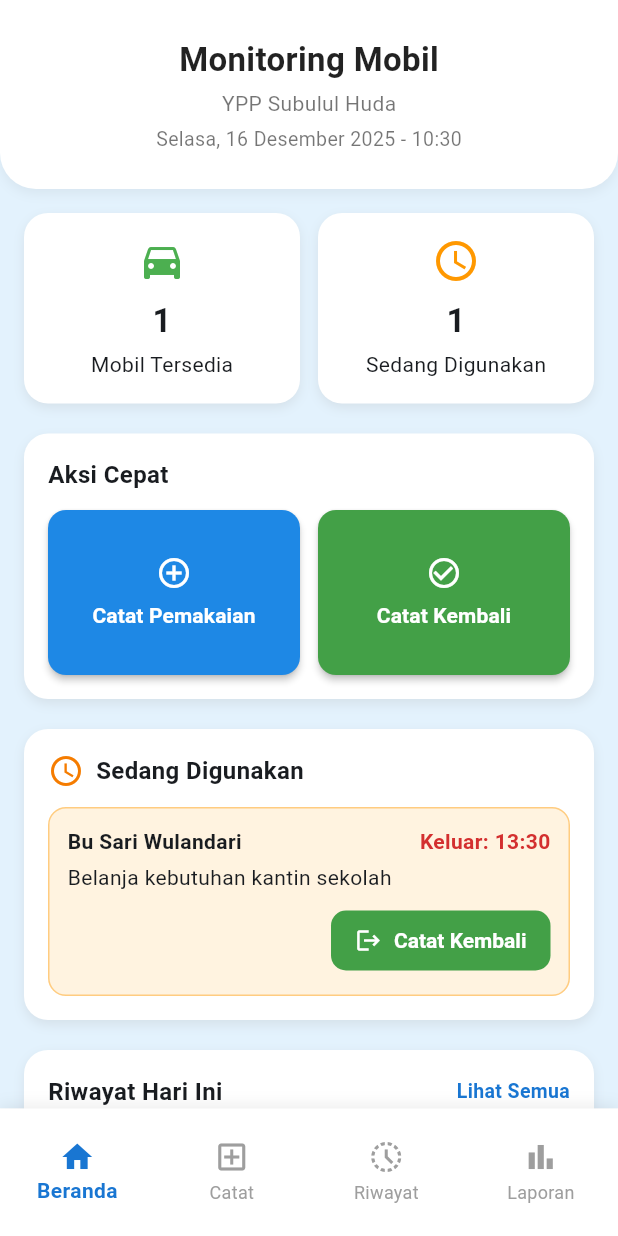
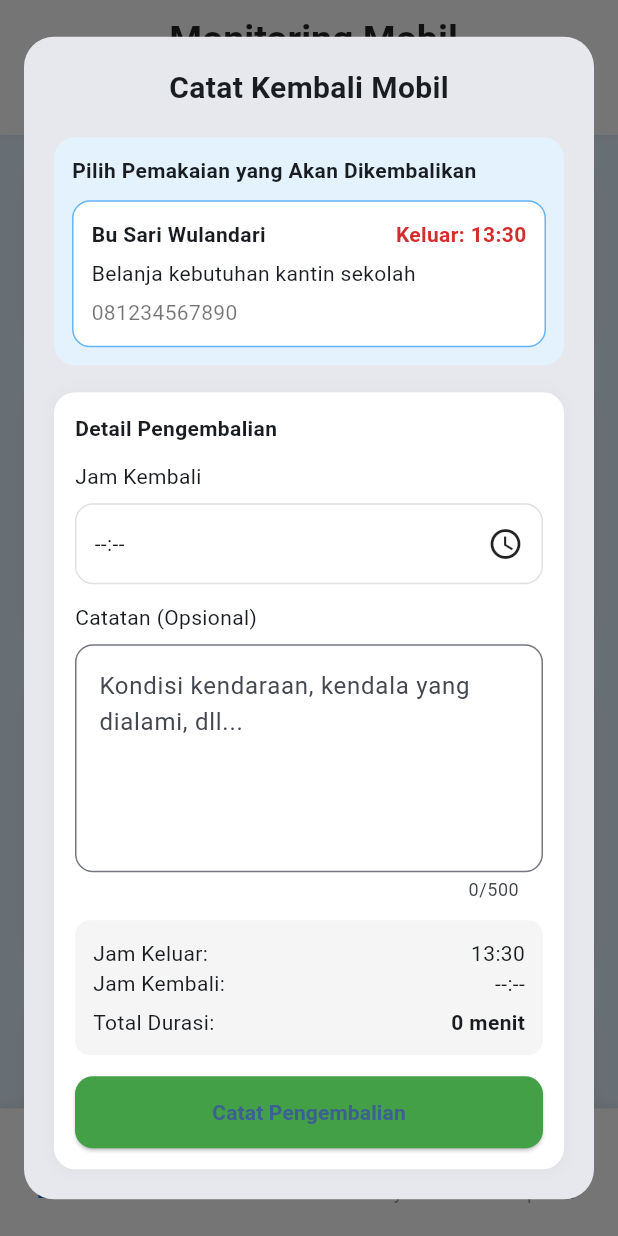
Before and after one commit to MasCojack/SistemMonitoringMobil, a Flutter app: the MainNavigationWidget screen opened by its route, after a tap on "Catat Kembali", on a phone screen of 412 x 824 dp. Run offline on Flutter 3.47's test engine with Material 3 defaults, Android fonts, the phone set to English and light mode, and no system bars; our stand-ins replace firebase_auth, firebase_core, fl_chart, google_sign_in; accounts and stored records are empty.

Commit message:
Progres 2

```diff
--- a/lib/main.dart
+++ b/lib/main.dart
@@ -27,19 +27,13 @@ class MonitoringApp extends StatelessWidget {
         colorScheme: ColorScheme.fromSeed(seedColor: Colors.blue.shade700),
         primaryColor: Colors.blue.shade700,
         useMaterial3: true,
-        visualDensity: VisualDensity.adaptivePlatformDensity,
       ),
-
-      // Halaman awal: Login (Google Sign-In)
       home: const LoginScreen(),
-
-      // Rute tambahan setelah login sukses
       routes: {'/main': (context) => const MainNavigationWidget()},
     );
   }
 }
 
-/// Widget utama setelah login berhasil
 class MainNavigationWidget extends StatefulWidget {
   const MainNavigationWidget({super.key});
 
@@ -48,12 +42,26 @@ class MainNavigationWidget extends StatefulWidget {
 }
 
 class _MainNavigationWidgetState extends State<MainNavigationWidget> {
+  late PageController _pageController;
   int _selectedIndex = 0;
 
+  // LOCK untuk cegah swipe saat scroll vertical
+  bool _isVerticalScroll = false;
+  double _startX = 0;
+  double _startY = 0;
+
+  @override
+  void initState() {
+    super.initState();
+    _pageController = PageController();
+  }
+
   void _onItemTapped(int index) {
-    setState(() {
-      _selectedIndex = index;
-    });
+    _pageController.animateToPage(
+      index,
+      duration: const Duration(milliseconds: 260),
+      curve: Curves.easeOut,
+    );
   }
 
   List<Widget> get _screens => [
@@ -65,12 +73,53 @@ class _MainNavigationWidgetState extends State<MainNavigationWidget> {
 
   @override
   Widget build(BuildContext context) {
-    return Scaffold(
-      backgroundColor: Colors.grey.shade50,
-      body: _screens[_selectedIndex],
-      bottomNavigationBar: CustomBottomNavBar(
-        selectedIndex: _selectedIndex,
-        onItemTapped: _onItemTapped,
+    return GestureDetector(
+      // Detect arah awal
+      onPanStart: (d) {
+        _startX = d.localPosition.dx;
+        _startY = d.localPosition.dy;
+      },
+
+      onPanUpdate: (d) {
+        double diffX = (d.localPosition.dx - _startX).abs();
+        double diffY = (d.localPosition.dy - _startY).abs();
+
+        // Jika swipe lebih dominan vertikal → kunci swipe horizontal
+        if (diffY > diffX) {
+          if (!_isVerticalScroll) {
+            setState(() => _isVerticalScroll = true);
+          }
+        } else {
+          if (_isVerticalScroll) {
+            setState(() => _isVerticalScroll = false);
+          }
+        }
+      },
+
+      onPanEnd: (_) => setState(() => _isVerticalScroll = false),
+
+      child: Scaffold(
+        backgroundColor: Colors.grey.shade50,
+
+        body: PageView(
+          controller: _pageController,
+
+          // Jika user scroll vertical → swipe page dimatikan
+          physics: _isVerticalScroll
+              ? const NeverScrollableScrollPhysics()
+              : const BouncingScrollPhysics(),
+
+          onPageChanged: (index) {
+            setState(() => _selectedIndex = index);
+          },
+
+          children: _screens,
+        ),
+
+        bottomNavigationBar: CustomBottomNavBar(
+          selectedIndex: _selectedIndex,
+          onItemTapped: _onItemTapped,
+        ),
       ),
     );
   }
--- a/lib/screens/catat_screen.dart
+++ b/lib/screens/catat_screen.dart
@@ -27,6 +27,7 @@ class _CatatScreenState extends State<CatatScreen> {
         ),
         centerTitle: true,
         backgroundColor: Colors.white,
+        surfaceTintColor: Colors.white,
         elevation: 0,
         iconTheme: const IconThemeData(color: Colors.black87),
       ),
--- a/lib/screens/dashboard_screen.dart
+++ b/lib/screens/dashboard_screen.dart
@@ -2,6 +2,7 @@ import 'dart:async';
 import 'package:flutter/material.dart';
 import 'package:intl/intl.dart';
 import 'package:intl/date_symbol_data_local.dart';
+import 'package:sistem_monitoring_mobil/widgets/catat_kembali_dialog.dart';
 
 class DashboardScreen extends StatefulWidget {
   const DashboardScreen({super.key, required this.onNavigate});
@@ -51,44 +52,41 @@ class _DashboardScreenState extends State<DashboardScreen> {
     });
   }
 
-  // HEADER
-  Widget _buildHeader() {
-    return Container(
-      width: double.infinity,
-      padding: const EdgeInsets.symmetric(vertical: 24),
-      decoration: BoxDecoration(
-        color: Colors.white,
-        borderRadius: const BorderRadius.only(
-          bottomLeft: Radius.circular(24),
-          bottomRight: Radius.circular(24),
-        ),
-        boxShadow: [
-          BoxShadow(
-            color: Colors.black.withOpacity(0.05),
-            blurRadius: 6,
-            offset: const Offset(0, 3),
+  // HEADER BARU (AppBar 3 Baris + Ikon)
+  PreferredSizeWidget _buildHeader() {
+    return AppBar(
+      backgroundColor: Colors.white,
+      surfaceTintColor: Colors.white,
+      elevation: 2,
+      shadowColor: Colors.black12,
+      toolbarHeight: 90,
+      centerTitle: true,
+      iconTheme: const IconThemeData(color: Colors.white),
+      title: Column(
+        children: [
+          Row(
+            mainAxisSize: MainAxisSize.min,
+            children: const [
+              SizedBox(width: 6),
+              Text(
+                "Monitoring Mobil",
+                style: TextStyle(
+                  color: Colors.black87,
+                  fontWeight: FontWeight.bold,
+                  fontSize: 25,
+                ),
+              ),
+            ],
           ),
-        ],
-      ),
-      child: Column(
-        children: [
-          const Text(
-            "Monitoring Mobil",
-            style: TextStyle(
-              fontSize: 22,
-              fontWeight: FontWeight.bold,
-              color: Colors.black87,
-            ),
-          ),
-          const SizedBox(height: 4),
+          const SizedBox(height: 2),
           const Text(
             "YPP Subulul Huda",
-            style: TextStyle(color: Colors.black54),
+            style: TextStyle(color: Colors.black54, fontSize: 14),
           ),
-          const SizedBox(height: 4),
+          const SizedBox(height: 2),
           Text(
             _currentDateTime,
-            style: const TextStyle(fontSize: 13, color: Colors.black54),
+            style: const TextStyle(color: Colors.black54, fontSize: 12),
           ),
         ],
       ),
@@ -132,7 +130,7 @@ class _DashboardScreenState extends State<DashboardScreen> {
     );
   }
 
-  // QUICK ACTION
+  // QUICK ACTION BUTTON
   Widget _buildQuickAction(
     String text,
     Color color,
@@ -141,7 +139,7 @@ class _DashboardScreenState extends State<DashboardScreen> {
   ) {
     return Expanded(
       child: ElevatedButton(
-        onPressed: onPressed, // sekarang bisa null atau custom
+        onPressed: onPressed,
         style: ElevatedButton.styleFrom(
           backgroundColor: color,
           padding: const EdgeInsets.symmetric(vertical: 30),
@@ -170,9 +168,10 @@ class _DashboardScreenState extends State<DashboardScreen> {
     );
   }
 
-  // SEDANG DIGUNAKAN
+  // SEDANG DIGUNAKAN CARD
   Widget _buildUsedCard() {
     bool isUsed = true;
+
     if (!isUsed) {
       return Container(
         padding: const EdgeInsets.all(16),
@@ -264,7 +263,10 @@ class _DashboardScreenState extends State<DashboardScreen> {
                 Align(
                   alignment: Alignment.centerRight,
                   child: ElevatedButton.icon(
-                    onPressed: () {},
+                    onPressed: () {
+                      showCatatKembaliPopup(context);
+                    },
+
                     icon: const Icon(Icons.logout, size: 18),
                     label: const Text("Catat Kembali"),
                     style: ElevatedButton.styleFrom(
@@ -290,7 +292,7 @@ class _DashboardScreenState extends State<DashboardScreen> {
     );
   }
 
-  // HISTORY
+  // HISTORY CARD
   Widget _buildHistoryCard(
     String name,
     String desc,
@@ -373,11 +375,11 @@ class _DashboardScreenState extends State<DashboardScreen> {
   Widget build(BuildContext context) {
     return Scaffold(
       backgroundColor: Colors.blue.shade50,
+      appBar: _buildHeader(), // <-- HEADER BARU
       body: SafeArea(
         child: SingleChildScrollView(
           child: Column(
             children: [
-              _buildHeader(),
               const SizedBox(height: 16),
               Padding(
                 padding: const EdgeInsets.symmetric(horizontal: 16),
@@ -401,6 +403,8 @@ class _DashboardScreenState extends State<DashboardScreen> {
                       ],
                     ),
                     const SizedBox(height: 20),
+
+                    // QUICK ACTION
                     Container(
                       padding: const EdgeInsets.all(16),
                       decoration: BoxDecoration(
@@ -438,16 +442,24 @@ class _DashboardScreenState extends State<DashboardScreen> {
                                 "Catat Kembali",
                                 Colors.green.shade600,
                                 Icons.check_circle_outline,
-                                () {},
+                                () {
+                                  showCatatKembaliPopup(
+                                    context,
+                                  ); // <-- ini harus sesuai nama fungsi di file dialog
+                                },
                               ),
                             ],
                           ),
                         ],
                       ),
                     ),
+
                     const SizedBox(height: 20),
                     _buildUsedCard(),
+
                     const SizedBox(height: 20),
+
+                    // HISTORY
                     Container(
                       padding: const EdgeInsets.all(16),
                       margin: const EdgeInsets.only(bottom: 16),
@@ -488,7 +500,9 @@ class _DashboardScreenState extends State<DashboardScreen> {
                               ),
                             ],
                           ),
+
                           const SizedBox(height: 12),
+
                           _buildHistoryCard(
                             "Pak Budi Santoso",
                             "Antar siswa olimpiade matematika",
--- a/lib/screens/laporan_screen.dart
+++ b/lib/screens/laporan_screen.dart
@@ -24,6 +24,7 @@ class _LaporanScreenState extends State<LaporanScreen> {
       backgroundColor: Colors.blue.shade50,
       appBar: AppBar(
         backgroundColor: Colors.white,
+        surfaceTintColor: Colors.white,
         elevation: 0,
         centerTitle: true,
         title: const Text(
--- a/lib/screens/riwayat_screen.dart
+++ b/lib/screens/riwayat_screen.dart
@@ -90,6 +90,7 @@ class _RiwayatScreenState extends State<RiwayatScreen> {
       backgroundColor: Colors.blue.shade50,
       appBar: AppBar(
         backgroundColor: Colors.white,
+        surfaceTintColor: Colors.white,
         elevation: 0,
         title: const Text(
           'Riwayat Pemakaian',
--- /dev/null
+++ b/lib/widgets/catat_kembali_dialog.dart
@@ -0,0 +1,289 @@
+import 'package:flutter/material.dart';
+
+class CatatKembaliDialog extends StatefulWidget {
+  final String nama;
+  final String keperluan;
+  final String telp;
+  final String jamKeluar;
+
+  const CatatKembaliDialog({
+    super.key,
+    required this.nama,
+    required this.keperluan,
+    required this.telp,
+    required this.jamKeluar,
+  });
+
+  @override
+  State<CatatKembaliDialog> createState() => _CatatKembaliDialogState();
+}
+
+class _CatatKembaliDialogState extends State<CatatKembaliDialog> {
+  TimeOfDay? selectedTime;
+  final TextEditingController noteC = TextEditingController();
+
+  String get jamKembaliStr {
+    if (selectedTime == null) return "--:--";
+    return selectedTime!.format(context);
+  }
+
+  Duration get durasi {
+    try {
+      final keluar = _parseTime(widget.jamKeluar);
+      final kembali = selectedTime == null
+          ? _parseTime(widget.jamKeluar)
+          : _parseTime(selectedTime!.format(context));
+      return kembali.difference(keluar);
+    } catch (_) {
+      return Duration.zero;
+    }
+  }
+
+  DateTime _parseTime(String t) {
+    final parts = t.split(":");
+    return DateTime(2025, 1, 1, int.parse(parts[0]), int.parse(parts[1]));
+  }
+
+  String _formatDuration(Duration d) {
+    if (d.inMinutes < 1) return "0 menit";
+    final jam = d.inHours;
+    final menit = d.inMinutes % 60;
+    if (jam == 0) return "$menit menit";
+    return "$jam jam $menit menit";
+  }
+
+  @override
+  Widget build(BuildContext context) {
+    return Dialog(
+      insetPadding: const EdgeInsets.symmetric(horizontal: 16, vertical: 24),
+      shape: RoundedRectangleBorder(borderRadius: BorderRadius.circular(20)),
+      child: SingleChildScrollView(
+        padding: const EdgeInsets.all(20),
+        child: Column(
+          crossAxisAlignment: CrossAxisAlignment.start,
+          children: [
+            Center(
+              child: Text(
+                "Catat Kembali Mobil",
+                style: const TextStyle(
+                  fontSize: 20,
+                  fontWeight: FontWeight.bold,
+                ),
+              ),
+            ),
+            const SizedBox(height: 18),
+
+            // PEMAKAIAN CARD
+            Container(
+              width: double.infinity,
+              padding: const EdgeInsets.all(12),
+              decoration: BoxDecoration(
+                color: Colors.blue.shade50,
+                borderRadius: BorderRadius.circular(14),
+              ),
+              child: Column(
+                crossAxisAlignment: CrossAxisAlignment.start,
+                children: [
+                  const Text(
+                    "Pilih Pemakaian yang Akan Dikembalikan",
+                    style: TextStyle(fontWeight: FontWeight.w600),
+                  ),
+                  const SizedBox(height: 10),
+                  Container(
+                    padding: const EdgeInsets.all(12),
+                    decoration: BoxDecoration(
+                      color: Colors.white,
+                      borderRadius: BorderRadius.circular(12),
+                      border: Border.all(color: Colors.blue.shade300),
+                    ),
+                    child: Column(
+                      crossAxisAlignment: CrossAxisAlignment.start,
+                      children: [
+                        Row(
+                          mainAxisAlignment: MainAxisAlignment.spaceBetween,
+                          children: [
+                            Text(
+                              widget.nama,
+                              style: const TextStyle(
+                                fontWeight: FontWeight.bold,
+                              ),
+                            ),
+                            Text(
+                              "Keluar: ${widget.jamKeluar}",
+                              style: TextStyle(
+                                color: Colors.red.shade700,
+                                fontWeight: FontWeight.w600,
+                              ),
+                            ),
+                          ],
+                        ),
+                        const SizedBox(height: 6),
+                        Text(widget.keperluan),
+                        const SizedBox(height: 6),
+                        Text(
+                          widget.telp,
+                          style: const TextStyle(color: Colors.black54),
+                        ),
+                      ],
+                    ),
+                  ),
+                ],
+              ),
+            ),
+
+            const SizedBox(height: 18),
+
+            // DETAIL PENGEMBALIAN
+            Container(
+              width: double.infinity,
+              padding: const EdgeInsets.all(14),
+              decoration: BoxDecoration(
+                color: Colors.white,
+                borderRadius: BorderRadius.circular(14),
+                boxShadow: [
+                  BoxShadow(
+                    color: Colors.grey.withOpacity(0.12),
+                    blurRadius: 8,
+                  ),
+                ],
+              ),
+              child: Column(
+                crossAxisAlignment: CrossAxisAlignment.start,
+                children: [
+                  const Text(
+                    "Detail Pengembalian",
+                    style: TextStyle(fontWeight: FontWeight.w700),
+                  ),
+                  const SizedBox(height: 12),
+
+                  const Text("Jam Kembali"),
+                  const SizedBox(height: 8),
+                  InkWell(
+                    onTap: () async {
+                      final t = await showTimePicker(
+                        context: context,
+                        initialTime: TimeOfDay.now(),
+                      );
+                      if (t != null) setState(() => selectedTime = t);
+                    },
+                    child: Container(
+                      padding: const EdgeInsets.symmetric(
+                        horizontal: 12,
+                        vertical: 14,
+                      ),
+                      decoration: BoxDecoration(
+                        border: Border.all(color: Colors.grey.shade300),
+                        borderRadius: BorderRadius.circular(12),
+                      ),
+                      child: Row(
+                        mainAxisAlignment: MainAxisAlignment.spaceBetween,
+                        children: [
+                          Text(jamKembaliStr),
+                          const Icon(Icons.access_time),
+                        ],
+                      ),
+                    ),
+                  ),
+
+                  const SizedBox(height: 12),
+                  const Text("Catatan (Opsional)"),
+                  const SizedBox(height: 8),
+                  TextField(
+                    controller: noteC,
+                    maxLines: 5,
+                    maxLength: 500,
+                    decoration: InputDecoration(
+                      hintText:
+                          "Kondisi kendaraan, kendala yang dialami, dll...",
+                      border: OutlineInputBorder(
+                        borderRadius: BorderRadius.circular(12),
+                      ),
+                    ),
+                  ),
+
+                  const SizedBox(height: 12),
+
+                  // RINGKASAN
+                  Container(
+                    width: double.infinity,
+                    padding: const EdgeInsets.all(12),
+                    decoration: BoxDecoration(
+                      color: Colors.grey.shade100,
+                      borderRadius: BorderRadius.circular(10),
+                    ),
+                    child: Column(
+                      crossAxisAlignment: CrossAxisAlignment.start,
+                      children: [
+                        _summaryRow("Jam Keluar:", widget.jamKeluar),
+                        _summaryRow("Jam Kembali:", jamKembaliStr),
+                        const SizedBox(height: 6),
+                        _summaryRow(
+                          "Total Durasi:",
+                          _formatDuration(durasi),
+                          bold: true,
+                        ),
+                      ],
+                    ),
+                  ),
+
+                  const SizedBox(height: 14),
+
+                  SizedBox(
+                    width: double.infinity,
+                    child: ElevatedButton(
+                      style: ElevatedButton.styleFrom(
+                        backgroundColor: Colors.green.shade600,
+                        padding: const EdgeInsets.symmetric(vertical: 14),
+                        shape: RoundedRectangleBorder(
+                          borderRadius: BorderRadius.circular(12),
+                        ),
+                      ),
+                      onPressed: () {
+                        // TODO: kirim data ke Firestore nanti
+                        Navigator.pop(context);
+                      },
+                      child: const Text(
+                        "Catat Pengembalian",
+                        style: TextStyle(fontWeight: FontWeight.bold),
+                      ),
+                    ),
+                  ),
+                ],
+              ),
+            ),
+          ],
+        ),
+      ),
+    );
+  }
+
+  Widget _summaryRow(String title, String value, {bool bold = false}) {
+    return Row(
+      mainAxisAlignment: MainAxisAlignment.spaceBetween,
+      children: [
+        Text(title),
+        Text(
+          value,
+          style: TextStyle(
+            fontWeight: bold ? FontWeight.bold : FontWeight.normal,
+          ),
+        ),
+      ],
+    );
+  }
+}
+
+// Fungsi pemanggil — PASTIKAN NAMANYA persis ini
+Future<void> showCatatKembaliPopup(BuildContext context) {
+  return showDialog(
+    context: context,
+    builder: (_) {
+      return CatatKembaliDialog(
+        nama: "Bu Sari Wulandari",
+        keperluan: "Belanja kebutuhan kantin sekolah",
+        telp: "081234567890",
+        jamKeluar: "13:30",
+      );
+    },
+  );
+}
```
